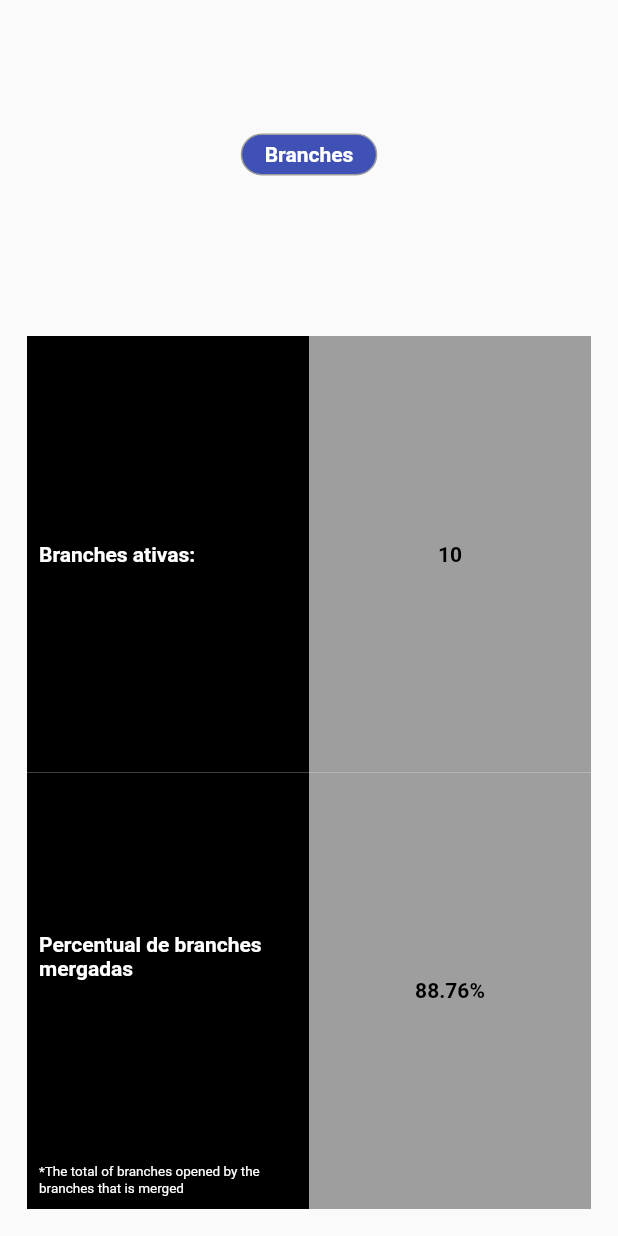
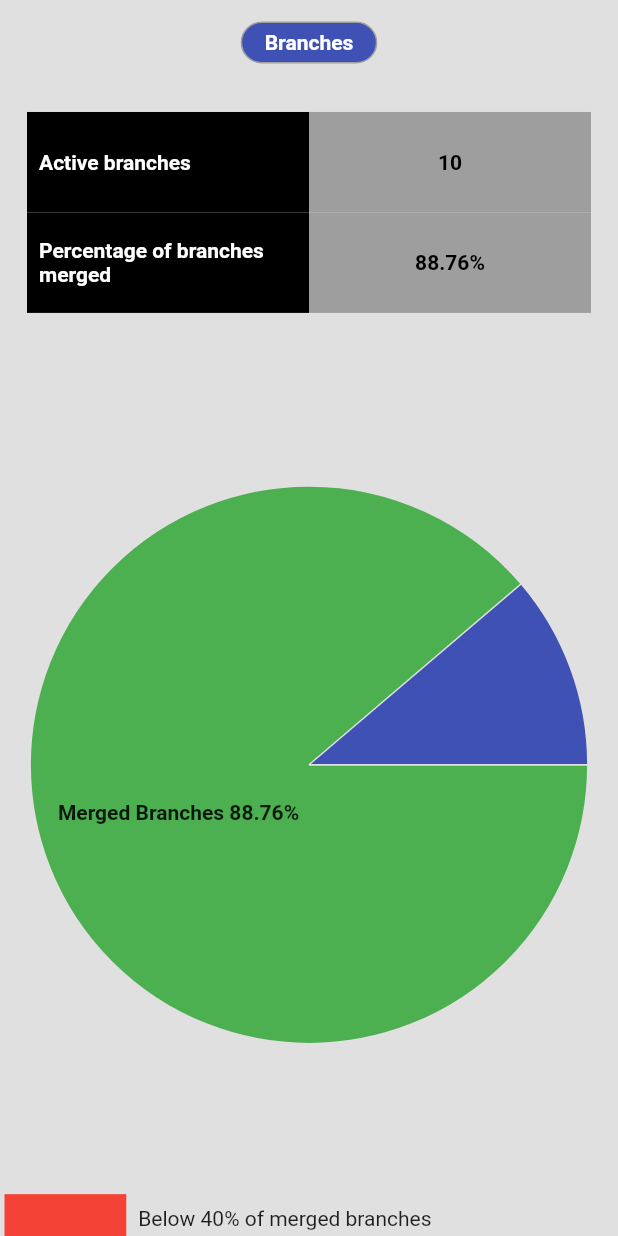
Before and after one commit to wdvictor/Git-Breakdown-mobile, a Flutter app: the screen it shows after launch, on a phone screen of 412 x 824 dp. Run offline on Flutter 3.47's test engine with Material 2 defaults, Android fonts, the phone set to English and light mode, and no system bars; drawn by our look-alikes of fl_chart; our stand-ins replace firebase_auth, firebase_core, url_launcher_web; missing offline and left inert: firebase_auth_web, firebase_core_web, github_auth; accounts and stored records are empty.

Commit message:
feat(#15)/added subtitle to chart info

```diff
--- a/lib/ui/branchesPage.dart
+++ b/lib/ui/branchesPage.dart
@@ -12,13 +12,16 @@ class _BranchesPageState extends State<BranchesPage> {
   Widget build(BuildContext context) {
     return SafeArea(
       child: Scaffold(
+        backgroundColor: Colors.grey[300],
         body: FutureBuilder(
           future: BranchesRequest.getBranches(
               repository: '2019.2-Git-Breakdown', owner: 'fga-eps-mds'),
           builder: (context, AsyncSnapshot<Map<String, num>> snapshot) {
             if (!snapshot.hasData) return CircularProgressIndicator();
 
-            return Container(
+            return SingleChildScrollView(
+              child: Container(
+                height: MediaQuery.of(context).size.height * 1.1,
                 child: Column(
                   children: [
                     Expanded(
@@ -30,10 +33,153 @@ class _BranchesPageState extends State<BranchesPage> {
                         branchesData: snapshot.data,
                       ),
                     ),
+                    Expanded(
+                      flex: 10,
+                      child: Chart(
+                        branchesData: snapshot.data,
+                      ),
+                    ),
+                    Expanded(
+                      flex: 2,
+                      child: ChartSubtitleWidget(),
+                    ),
                   ],
+                ),
               ),
             );
           },
+        ),
+      ),
+    );
+  }
+}
+
+class ChartSubtitleWidget extends StatelessWidget {
+  const ChartSubtitleWidget({
+    Key key,
+  }) : super(key: key);
+
+  @override
+  Widget build(BuildContext context) {
+    return Column(
+      children: [
+        Expanded(
+          child: Padding(
+            padding: const EdgeInsets.all(3.0),
+            child: Row(
+              children: [
+                Expanded(
+                  child: Container(
+                    color: Colors.red,
+                  ),
+                ),
+                Expanded(
+                  flex: 4,
+                  child: Padding(
+                    padding: const EdgeInsets.all(8.0),
+                    child: Text('Below 40% of merged branches'),
+                  ),
+                ),
+              ],
+            ),
+          ),
+        ),
+        Expanded(
+          child: Padding(
+            padding: const EdgeInsets.all(3.0),
+            child: Row(
+              children: [
+                Expanded(
+                  child: Container(
+                    color: Colors.blue,
+                  ),
+                ),
+                Expanded(
+                  flex: 4,
+                  child: Padding(
+                    padding: const EdgeInsets.all(8.0),
+                    child: Text('Between 40% and 60% if merged branches'),
+                  ),
+                ),
+              ],
+            ),
+          ),
+        ),
+        Expanded(
+          child: Padding(
+            padding: const EdgeInsets.all(3.0),
+            child: Row(
+              children: [
+                Expanded(
+                  child: Container(
+                    color: Colors.green,
+                  ),
+                ),
+                Expanded(
+                  flex: 4,
+                  child: Padding(
+                    padding: const EdgeInsets.all(8.0),
+                    child: Text('Above 60% of merged branches'),
+                  ),
+                ),
+              ],
+            ),
+          ),
+        ),
+      ],
+    );
+  }
+}
+
+class Chart extends StatelessWidget {
+  final Map<String, num> branchesData;
+  const Chart({@required this.branchesData});
+
+  MaterialColor getColor({@required num value}) {
+    if (value <= 39)
+      return Colors.red;
+    else if (value > 39 && value <= 60)
+      return Colors.blue;
+    else
+      return Colors.green;
+  }
+
+  @override
+  Widget build(BuildContext context) {
+    return Center(
+      child: Container(
+        constraints: BoxConstraints.expand(),
+        child: PieChart(
+          PieChartData(
+            sectionsSpace: 1,
+            centerSpaceRadius: 0,
+            borderData: FlBorderData(
+              show: false,
+            ),
+            sections: [
+              PieChartSectionData(
+                color: getColor(value: branchesData['percentage_merged']),
+                titlePositionPercentageOffset: 0.5,
+                value: branchesData['percentage_merged'],
+                title: 'Merged Branches' +
+                    ' ${branchesData['percentage_merged']}% ',
+                radius: MediaQuery.of(context).size.width * 0.45,
+                titleStyle: TextStyle(
+                  fontWeight: FontWeight.bold,
+                ),
+              ),
+              PieChartSectionData(
+                color: Colors.indigo,
+                titlePositionPercentageOffset: 0.5,
+                value: 100 - branchesData['percentage_merged'],
+                title: '',
+                radius: MediaQuery.of(context).size.width * 0.45,
+                titleStyle: TextStyle(
+                  fontWeight: FontWeight.bold,
+                ),
+              ),
+            ],
+          ),
         ),
       ),
     );
@@ -62,7 +208,7 @@ class ContentTable extends StatelessWidget {
                     child: Padding(
                       padding: const EdgeInsets.all(8.0),
                       child: Text(
-                        'Branches ativas:',
+                        'Active branches',
                         style: TextStyle(
                             color: Colors.white, fontWeight: FontWeight.bold),
                       ),
@@ -76,31 +222,12 @@ class ContentTable extends StatelessWidget {
                     decoration: BoxDecoration(color: Colors.black),
                     child: Padding(
                       padding: const EdgeInsets.all(8.0),
-                      child: Column(
-                        children: [
-                          Expanded(
-                            flex: 5,
                       child: Center(
                         child: Text(
-                                'Percentual de branches mergadas',
+                          'Percentage of branches merged',
                           style: TextStyle(
-                                    color: Colors.white,
-                                    fontWeight: FontWeight.bold),
+                              color: Colors.white, fontWeight: FontWeight.bold),
                         ),
-                            ),
-                          ),
-                          Expanded(
-                            child: Align(
-                              alignment: Alignment.bottomCenter,
-                              child: Text(
-                                  '*The total of branches opened by the branches that is merged',
-                                  style: TextStyle(
-                                    color: Colors.white,
-                                    fontSize: 9
-                                  ),),
-                            ),
-                          )
-                        ],
                       ),
                     ),
                   ),
```
Lines whose indentation alone changed are shown as unchanged.
